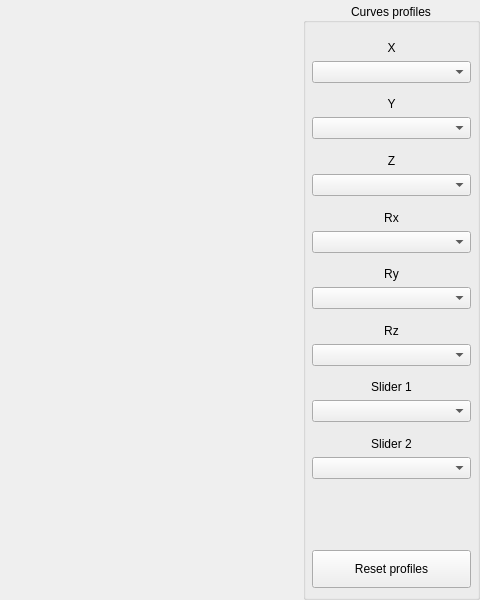
Qt form widgets/axescurvesconfig.ui (FreeJoy-Team/FreeJoyConfiguratorQt) before a commit; both pictures show x 582 to 1062 and y 0 to 600 of the 1062 by 600 pixel window.
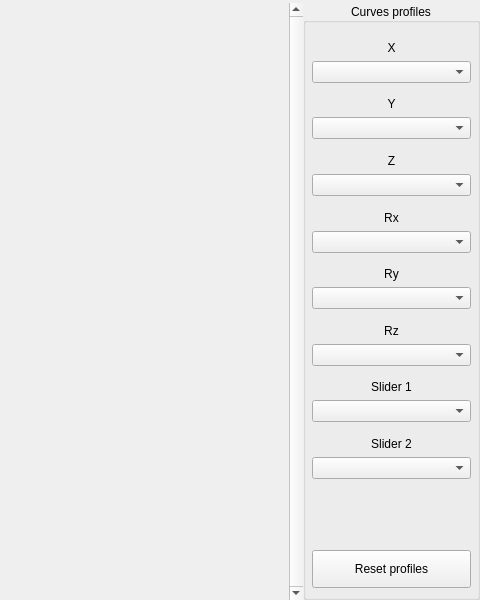
The same form after that commit.

The edit to the form file:
```diff
--- a/widgets/axescurvesconfig.ui
+++ b/widgets/axescurvesconfig.ui
@@ -37,6 +37,9 @@
      <property name="lineWidth">
       <number>0</number>
      </property>
+     <property name="verticalScrollBarPolicy">
+      <enum>Qt::ScrollBarAlwaysOn</enum>
+     </property>
      <property name="widgetResizable">
       <bool>true</bool>
      </property>
@@ -45,13 +48,13 @@
        <rect>
         <x>0</x>
         <y>0</y>
-        <width>885</width>
+        <width>868</width>
         <height>597</height>
        </rect>
       </property>
       <layout class="QVBoxLayout" name="layoutV_AxesCurves">
        <property name="spacing">
-        <number>0</number>
+        <number>10</number>
        </property>
        <property name="leftMargin">
         <number>0</number>
```
